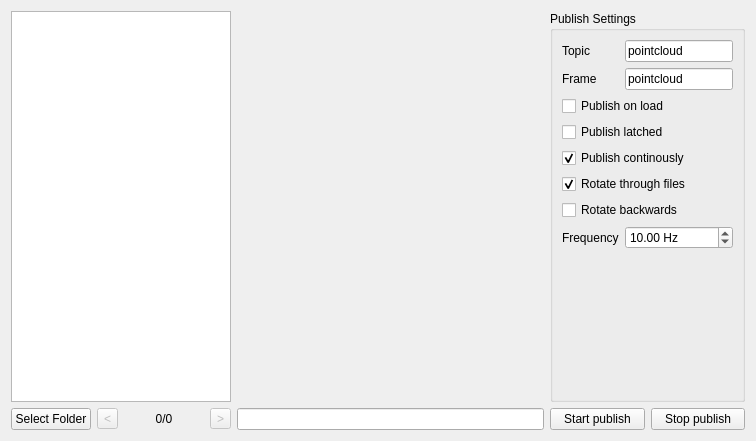
Eruvae/rqt_pcd_viewer, file src/rqt_pcd_viewer/rqt_pcd_viewer.ui: the form before one commit.
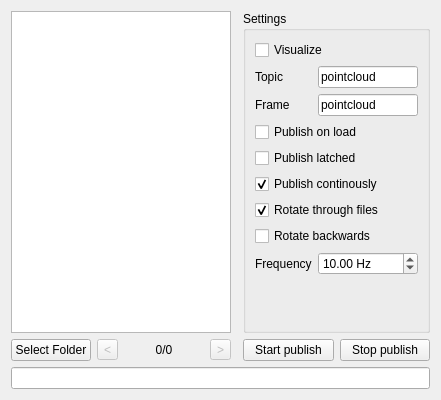
The form after the commit. Custom widgets are drawn as their Qt base class.

Commit message: Make viewer optional (currently not fully working)

```diff
--- a/src/rqt_pcd_viewer/rqt_pcd_viewer.ui
+++ b/src/rqt_pcd_viewer/rqt_pcd_viewer.ui
@@ -6,8 +6,8 @@
    <rect>
     <x>0</x>
     <y>0</y>
-    <width>756</width>
-    <height>441</height>
+    <width>441</width>
+    <height>400</height>
    </rect>
   </property>
   <property name="sizePolicy">
@@ -20,85 +20,7 @@
    <string>Form</string>
   </property>
   <layout class="QGridLayout" name="gridLayout">
-   <item row="1" column="1">
-    <widget class="QToolButton" name="previousPcdButton">
-     <property name="enabled">
-      <bool>false</bool>
-     </property>
-     <property name="sizePolicy">
-      <sizepolicy hsizetype="Fixed" vsizetype="Fixed">
-       <horstretch>0</horstretch>
-       <verstretch>0</verstretch>
-      </sizepolicy>
-     </property>
-     <property name="text">
-      <string>&lt;</string>
-     </property>
-    </widget>
-   </item>
-   <item row="1" column="5">
-    <widget class="QPushButton" name="startPublishButton">
-     <property name="sizePolicy">
-      <sizepolicy hsizetype="Minimum" vsizetype="Fixed">
-       <horstretch>0</horstretch>
-       <verstretch>0</verstretch>
-      </sizepolicy>
-     </property>
-     <property name="text">
-      <string>Start publish</string>
-     </property>
-    </widget>
-   </item>
-   <item row="0" column="4">
-    <widget class="QVTKWidget" name="pcdView" native="true">
-     <property name="sizePolicy">
-      <sizepolicy hsizetype="Ignored" vsizetype="Ignored">
-       <horstretch>0</horstretch>
-       <verstretch>0</verstretch>
-      </sizepolicy>
-     </property>
-    </widget>
-   </item>
-   <item row="1" column="2">
-    <widget class="QLabel" name="curPcdLabel">
-     <property name="sizePolicy">
-      <sizepolicy hsizetype="Minimum" vsizetype="Fixed">
-       <horstretch>0</horstretch>
-       <verstretch>0</verstretch>
-      </sizepolicy>
-     </property>
-     <property name="text">
-      <string>0/0</string>
-     </property>
-     <property name="alignment">
-      <set>Qt::AlignCenter</set>
-     </property>
-    </widget>
-   </item>
-   <item row="1" column="3">
-    <widget class="QToolButton" name="nextPcdButton">
-     <property name="enabled">
-      <bool>false</bool>
-     </property>
-     <property name="sizePolicy">
-      <sizepolicy hsizetype="Fixed" vsizetype="Fixed">
-       <horstretch>0</horstretch>
-       <verstretch>0</verstretch>
-      </sizepolicy>
-     </property>
-     <property name="text">
-      <string>&gt;</string>
-     </property>
-    </widget>
-   </item>
-   <item row="1" column="4">
-    <widget class="QLineEdit" name="statusLineEdit">
-     <property name="readOnly">
-      <bool>true</bool>
-     </property>
-    </widget>
-   </item>
-   <item row="0" column="0" colspan="4">
+   <item row="0" column="0">
     <widget class="QTreeView" name="fileTreeView">
      <property name="sizePolicy">
       <sizepolicy hsizetype="Minimum" vsizetype="Expanding">
@@ -114,75 +36,65 @@
      </property>
     </widget>
    </item>
-   <item row="1" column="0">
-    <widget class="QPushButton" name="selectFolderButton">
+   <item row="0" column="1" rowspan="2">
+    <widget class="QVTKWidget" name="pcdView" native="true">
      <property name="sizePolicy">
-      <sizepolicy hsizetype="Minimum" vsizetype="Fixed">
+      <sizepolicy hsizetype="Ignored" vsizetype="Ignored">
        <horstretch>0</horstretch>
        <verstretch>0</verstretch>
       </sizepolicy>
      </property>
-     <property name="text">
-      <string>Select Folder</string>
-     </property>
     </widget>
    </item>
-   <item row="1" column="6">
-    <widget class="QPushButton" name="stopPublishButton">
-     <property name="text">
-      <string>Stop publish</string>
-     </property>
-    </widget>
-   </item>
-   <item row="0" column="5" colspan="2">
+   <item row="0" column="2">
     <widget class="QGroupBox" name="publishSettingsBox">
      <property name="title">
-      <string>Publish Settings</string>
+      <string>Settings</string>
      </property>
      <layout class="QFormLayout" name="formLayout">
-      <item row="0" column="0">
+      <item row="1" column="0">
        <widget class="QLabel" name="topicLabel">
         <property name="text">
          <string>Topic</string>
         </property>
        </widget>
       </item>
-      <item row="0" column="1">
+      <item row="1" column="1">
        <widget class="QLineEdit" name="topicLineEdit">
         <property name="text">
          <string>pointcloud</string>
         </property>
        </widget>
       </item>
-      <item row="1" column="0">
+      <item row="2" column="0">
        <widget class="QLabel" name="frameLabel">
         <property name="text">
          <string>Frame</string>
         </property>
        </widget>
       </item>
-      <item row="1" column="1">
+      <item row="2" column="1">
        <widget class="QLineEdit" name="frameLineEdit">
         <property name="text">
          <string>pointcloud</string>
         </property>
        </widget>
       </item>
-      <item row="2" column="0" colspan="2">
+      <item row="3" column="0" colspan="2">
        <widget class="QCheckBox" name="publishOnLoadCheckBox">
         <property name="text">
          <string>Publish on load</string>
         </property>
        </widget>
       </item>
-      <item row="3" column="0" colspan="2">
+      <item row="4" column="0" colspan="2">
        <widget class="QCheckBox" name="publishLatchedCheckBox">
         <property name="text">
          <string>Publish latched</string>
         </property>
        </widget>
       </item>
-      <item row="4" column="0" colspan="2">
+      <item row="5" column="0" colspan="2">
        <widget class="QCheckBox" name="publishContinouslyCheckBox">
         <property name="text">
          <string>Publish continously</string>
@@ -192,7 +104,7 @@
         </property>
        </widget>
       </item>
-      <item row="5" column="0" colspan="2">
+      <item row="6" column="0" colspan="2">
        <widget class="QCheckBox" name="rotateFilesCheckBox">
         <property name="text">
          <string>Rotate through files</string>
@@ -202,14 +114,14 @@
         </property>
        </widget>
       </item>
-      <item row="6" column="0" colspan="2">
+      <item row="7" column="0" colspan="2">
        <widget class="QCheckBox" name="rotateBackwardsCheckbox">
         <property name="text">
          <string>Rotate backwards</string>
         </property>
        </widget>
       </item>
-      <item row="7" column="1">
+      <item row="8" column="1">
        <widget class="QDoubleSpinBox" name="frequencySpinBox">
         <property name="suffix">
          <string> Hz</string>
@@ -225,16 +137,119 @@
         </property>
        </widget>
       </item>
-      <item row="7" column="0">
+      <item row="8" column="0">
        <widget class="QLabel" name="frequencyLabel">
         <property name="text">
          <string>Frequency</string>
         </property>
        </widget>
       </item>
+      <item row="0" column="0" colspan="2">
+       <widget class="QCheckBox" name="visualizeCheckBox">
+        <property name="text">
+         <string>Visualize</string>
+        </property>
+       </widget>
+      </item>
      </layout>
     </widget>
    </item>
+   <item row="1" column="0">
+    <layout class="QHBoxLayout" name="selectionLayout">
+     <item>
+      <widget class="QPushButton" name="selectFolderButton">
+       <property name="sizePolicy">
+        <sizepolicy hsizetype="Minimum" vsizetype="Fixed">
+         <horstretch>0</horstretch>
+         <verstretch>0</verstretch>
+        </sizepolicy>
+       </property>
+       <property name="text">
+        <string>Select Folder</string>
+       </property>
+      </widget>
+     </item>
+     <item>
+      <widget class="QToolButton" name="previousPcdButton">
+       <property name="enabled">
+        <bool>false</bool>
+       </property>
+       <property name="sizePolicy">
+        <sizepolicy hsizetype="Fixed" vsizetype="Fixed">
+         <horstretch>0</horstretch>
+         <verstretch>0</verstretch>
+        </sizepolicy>
+       </property>
+       <property name="text">
+        <string>&lt;</string>
+       </property>
+      </widget>
+     </item>
+     <item>
+      <widget class="QLabel" name="curPcdLabel">
+       <property name="sizePolicy">
+        <sizepolicy hsizetype="Minimum" vsizetype="Fixed">
+         <horstretch>0</horstretch>
+         <verstretch>0</verstretch>
+        </sizepolicy>
+       </property>
+       <property name="text">
+        <string>0/0</string>
+       </property>
+       <property name="alignment">
+        <set>Qt::AlignCenter</set>
+       </property>
+      </widget>
+     </item>
+     <item>
+      <widget class="QToolButton" name="nextPcdButton">
+       <property name="enabled">
+        <bool>false</bool>
+       </property>
+       <property name="sizePolicy">
+        <sizepolicy hsizetype="Fixed" vsizetype="Fixed">
+         <horstretch>0</horstretch>
+         <verstretch>0</verstretch>
+        </sizepolicy>
+       </property>
+       <property name="text">
+        <string>&gt;</string>
+       </property>
+      </widget>
+     </item>
+    </layout>
+   </item>
+   <item row="1" column="2">
+    <layout class="QHBoxLayout" name="publishingLayout">
+     <item>
+      <widget class="QPushButton" name="startPublishButton">
+       <property name="sizePolicy">
+        <sizepolicy hsizetype="Minimum" vsizetype="Fixed">
+         <horstretch>0</horstretch>
+         <verstretch>0</verstretch>
+        </sizepolicy>
+       </property>
+       <property name="text">
+        <string>Start publish</string>
+       </property>
+      </widget>
+     </item>
+     <item>
+      <widget class="QPushButton" name="stopPublishButton">
+       <property name="text">
+        <string>Stop publish</string>
+       </property>
+      </widget>
+     </item>
+    </layout>
+   </item>
+   <item row="2" column="0" colspan="3">
+    <widget class="QLineEdit" name="statusLineEdit">
+     <property name="readOnly">
+      <bool>true</bool>
+     </property>
+    </widget>
+   </item>
   </layout>
  </widget>
  <customwidgets>
```
The commit also changes 2 other files.
